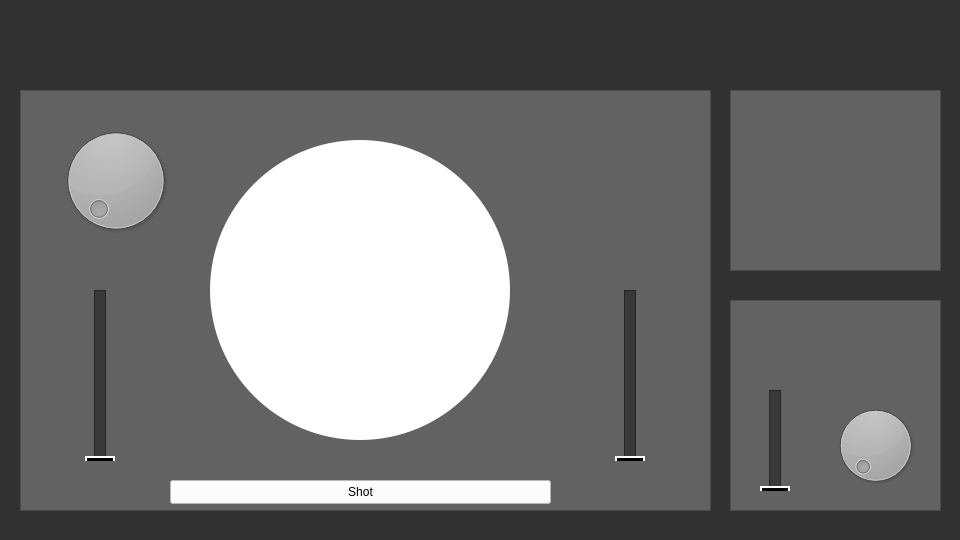
Qt form IHM/mainwindow.ui (Tenlutshy/IHM_Balistique) before a commit.
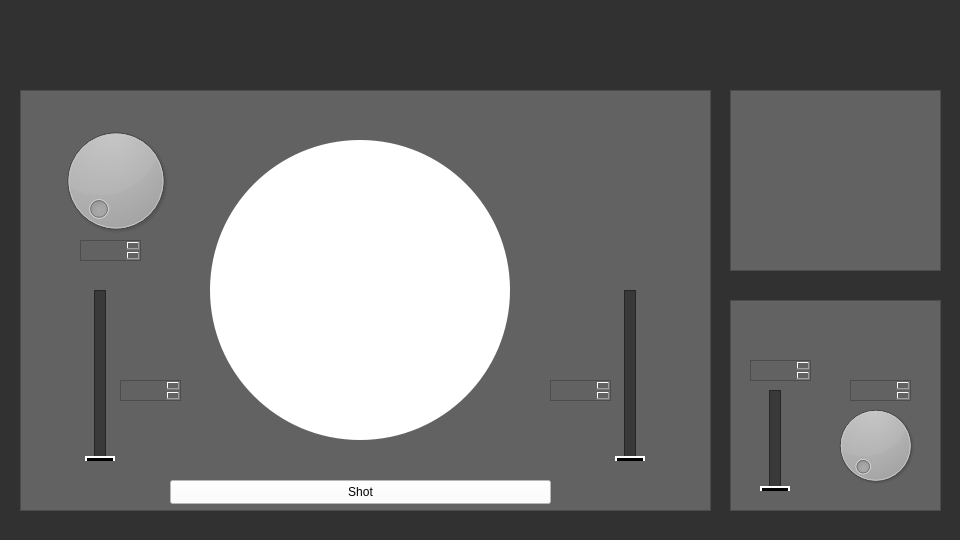
The same form after that commit.

What changed in the file:
```diff
--- a/IHM/mainwindow.ui
+++ b/IHM/mainwindow.ui
@@ -192,6 +192,36 @@
       <bool>false</bool>
      </property>
     </widget>
+    <widget class="QTextEdit" name="te_cdir">
+     <property name="geometry">
+      <rect>
+       <x>60</x>
+       <y>150</y>
+       <width>61</width>
+       <height>21</height>
+      </rect>
+     </property>
+    </widget>
+    <widget class="QTextEdit" name="te_cpow">
+     <property name="geometry">
+      <rect>
+       <x>100</x>
+       <y>290</y>
+       <width>61</width>
+       <height>21</height>
+      </rect>
+     </property>
+    </widget>
+    <widget class="QTextEdit" name="te_cinc">
+     <property name="geometry">
+      <rect>
+       <x>530</x>
+       <y>290</y>
+       <width>61</width>
+       <height>21</height>
+      </rect>
+     </property>
+    </widget>
    </widget>
    <widget class="QFrame" name="frame_2">
     <property name="geometry">
@@ -297,6 +327,26 @@
       <enum>QSlider::NoTicks</enum>
      </property>
     </widget>
+    <widget class="QTextEdit" name="te_wpow">
+     <property name="geometry">
+      <rect>
+       <x>20</x>
+       <y>60</y>
+       <width>61</width>
+       <height>21</height>
+      </rect>
+     </property>
+    </widget>
+    <widget class="QTextEdit" name="te_wdir">
+     <property name="geometry">
+      <rect>
+       <x>120</x>
+       <y>80</y>
+       <width>61</width>
+       <height>21</height>
+      </rect>
+     </property>
+    </widget>
    </widget>
   </widget>
  </widget>
```
Left out of the diff: 2 changed lines with no effect on the pictures.
